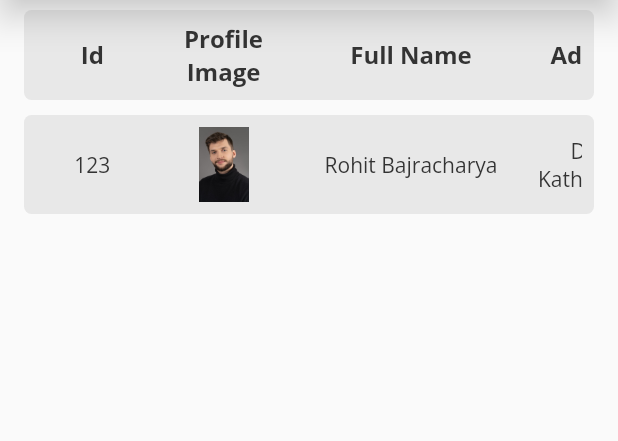
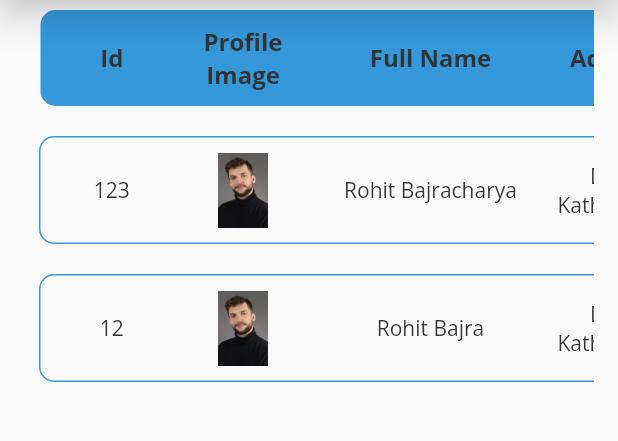
Before and after one commit to RohitBajracharya/Wow_Fashion_Store, a Flutter app: the CustomerScreen screen opened by its route, on a phone screen of 412 x 824 dp, the part 98-539 px from its top. Run offline on Flutter 3.47's test engine with Material 2 defaults, Android fonts, the phone set to English and light mode, and no system bars; our stand-ins replace email_validator, firebase_auth, firebase_core, fluttertoast, get, google_fonts and 1 more; accounts and stored records are empty.

Commit message:
customer table ui updated

```diff
--- a/lib/src/data/view/features/customers/customer_screen.dart
+++ b/lib/src/data/view/features/customers/customer_screen.dart
@@ -1,5 +1,6 @@
 import 'package:admin_side/src/common%20widgets/appbar_widget.dart';
 import 'package:admin_side/src/common%20widgets/drawer_widget.dart';
+import 'package:admin_side/src/constants/colors.dart';
 import 'package:admin_side/src/data/controller/theme_controller.dart';
 import 'package:admin_side/src/data/model/customer_model.dart';
 import 'package:flutter/material.dart';
@@ -26,9 +27,13 @@ class _CustomerScreenState extends State<CustomerScreen> {
   }
 
   Widget mainBody() {
-    var textTheme = Theme.of(context).textTheme;
     return Padding(
       padding: const EdgeInsets.all(16.0),
+      child: SizedBox(
+        width: double.infinity,
+        height: double.infinity,
+        child: SingleChildScrollView(
+          scrollDirection: Axis.horizontal,
           child: Column(
             children: [
               tableHeader(),
@@ -43,25 +48,38 @@ class _CustomerScreenState extends State<CustomerScreen> {
                   email: "rohitbajra@gmail.com",
                 ),
               ),
+              tableData(
+                Customer(
+                  id: "12",
+                  profileImage: "assets/images/profile/pp1.jpg",
+                  fullName: "Rohit Bajra",
+                  address: "Dallu, Kathmamdu",
+                  phoneNumber: "9869682179",
+                  email: "rohitbajra@gmail.com",
+                ),
+              ),
             ],
+          ),
+        ),
       ),
     );
   }
 
+  //table header
   Widget tableHeader() {
-    return Container(
-      padding: const EdgeInsets.all(8.0),
-      decoration: BoxDecoration(
-        color: Colors.grey.withOpacity(0.2),
-        shape: BoxShape.rectangle,
-        borderRadius: BorderRadius.circular(5),
-      ),
-      width: double.infinity,
-      child: SingleChildScrollView(
-        scrollDirection: Axis.horizontal,
-        child: Row(
+    return Row(
       mainAxisAlignment: MainAxisAlignment.spaceEvenly,
       children: [
+        Container(
+          padding: const EdgeInsets.all(10.0),
+          decoration: BoxDecoration(
+            color: themeController.isDark() ? tappDarkColor : tappColor,
+            shape: BoxShape.rectangle,
+            borderRadius: BorderRadius.circular(10.0),
+          ),
+          child: Row(
+            children: [
+              //id head
               SizedBox(
                 width: 75,
                 child: Text(
@@ -72,6 +90,7 @@ class _CustomerScreenState extends State<CustomerScreen> {
                   textAlign: TextAlign.center,
                 ),
               ),
+              // profile image head
               SizedBox(
                 width: 100,
                 child: Text(
@@ -82,6 +101,7 @@ class _CustomerScreenState extends State<CustomerScreen> {
                   textAlign: TextAlign.center,
                 ),
               ),
+              //full name head
               SizedBox(
                 width: 150,
                 child: Text(
@@ -92,6 +112,7 @@ class _CustomerScreenState extends State<CustomerScreen> {
                   textAlign: TextAlign.center,
                 ),
               ),
+              //address head
               SizedBox(
                 width: 100,
                 child: Text(
@@ -102,6 +123,7 @@ class _CustomerScreenState extends State<CustomerScreen> {
                   textAlign: TextAlign.center,
                 ),
               ),
+              // phone number head
               SizedBox(
                 width: 150,
                 child: Text(
@@ -112,6 +134,7 @@ class _CustomerScreenState extends State<CustomerScreen> {
                   textAlign: TextAlign.center,
                 ),
               ),
+              //email address head
               SizedBox(
                 width: 150,
                 child: Text(
@@ -122,6 +145,8 @@ class _CustomerScreenState extends State<CustomerScreen> {
                   textAlign: TextAlign.center,
                 ),
               ),
+
+              ///action head
               SizedBox(
                 width: 100,
                 child: Center(
@@ -137,23 +162,28 @@ class _CustomerScreenState extends State<CustomerScreen> {
             ],
           ),
         ),
+      ],
     );
   }
 
+  //table data
   Widget tableData(Customer customer) {
-    return Container(
-      padding: const EdgeInsets.all(8.0),
-      decoration: BoxDecoration(
-        color: Colors.grey.withOpacity(0.2),
-        shape: BoxShape.rectangle,
-        borderRadius: BorderRadius.circular(5),
-      ),
-      width: double.infinity,
-      child: SingleChildScrollView(
-        scrollDirection: Axis.horizontal,
-        child: Row(
+    return Row(
       mainAxisAlignment: MainAxisAlignment.spaceEvenly,
       children: [
+        Container(
+          padding: const EdgeInsets.all(10.0),
+          margin: const EdgeInsets.all(10.0),
+          decoration: BoxDecoration(
+            border: Border.all(
+              color: themeController.isDark() ? tappDarkColor : tappColor,
+            ),
+            shape: BoxShape.rectangle,
+            borderRadius: BorderRadius.circular(10.0),
+          ),
+          child: Row(
+            children: [
+              // id data
               SizedBox(
                 width: 75,
                 child: Text(
@@ -161,6 +191,7 @@ class _CustomerScreenState extends State<CustomerScreen> {
                   textAlign: TextAlign.center,
                 ),
               ),
+              // image data
               SizedBox(
                 width: 100,
                 child: Container(
@@ -176,6 +207,7 @@ class _CustomerScreenState extends State<CustomerScreen> {
                   ),
                 ),
               ),
+              //full name data
               SizedBox(
                 width: 150,
                 child: Text(
@@ -183,6 +215,7 @@ class _CustomerScreenState extends State<CustomerScreen> {
                   textAlign: TextAlign.center,
                 ),
               ),
+              //address data
               SizedBox(
                 width: 100,
                 child: Text(
@@ -190,6 +223,7 @@ class _CustomerScreenState extends State<CustomerScreen> {
                   textAlign: TextAlign.center,
                 ),
               ),
+              //phonenumber data
               SizedBox(
                 width: 150,
                 child: Text(
@@ -197,6 +231,7 @@ class _CustomerScreenState extends State<CustomerScreen> {
                   textAlign: TextAlign.center,
                 ),
               ),
+              //email data
               SizedBox(
                 width: 150,
                 child: Text(
@@ -212,6 +247,7 @@ class _CustomerScreenState extends State<CustomerScreen> {
             ],
           ),
         ),
+      ],
     );
   }
 }
```
Lines whose indentation alone changed are shown as unchanged.
